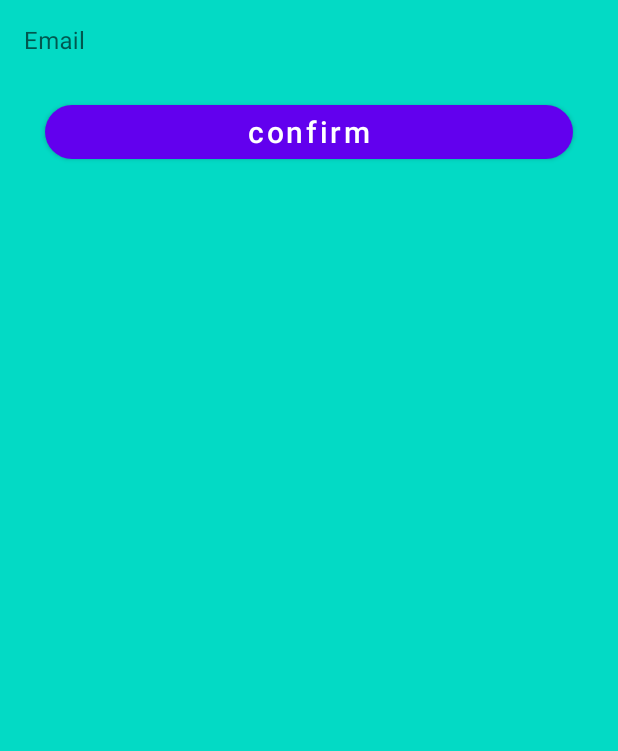
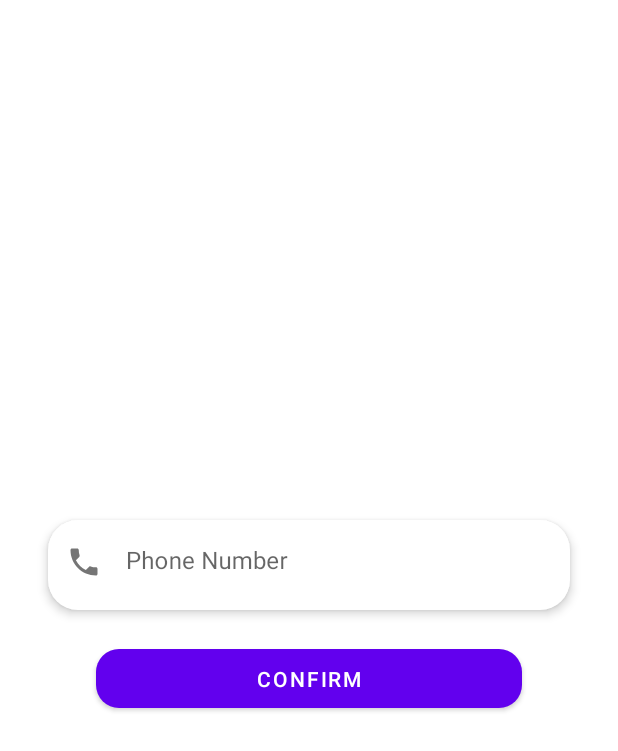
Before and after one commit to amirAHS2000/Pharmacy-Android, an Android app: the ForgetPasswordFragment screen opened through its navigation route, on a phone screen of 412 x 824 dp. Shown: the top 751 px of the screen. Run offline under Robolectric (Android 15) with nearby library versions, the phone set to English and light mode, and no system bars; our stand-ins replace Dagger/Hilt's generated code, data binding.

Commit message:
util response functions + forgot password redesigned + gradle kotlin plugin updated

```diff
--- a/app/build.gradle
+++ b/app/build.gradle
@@ -45,6 +45,7 @@ dependencies {
     implementation 'com.google.android.material:material:1.4.0'
     implementation 'androidx.constraintlayout:constraintlayout:2.1.2'
     implementation 'androidx.annotation:annotation:1.2.0'
+    implementation 'androidx.legacy:legacy-support-v4:1.0.0'
     testImplementation 'junit:junit:4.+'
     androidTestImplementation 'androidx.test.ext:junit:1.1.3'
     androidTestImplementation 'androidx.test.espresso:espresso-core:3.4.0'
--- a/app/src/main/java/com/example/pharmacyapp/data/RemoteDataSource.kt
+++ b/app/src/main/java/com/example/pharmacyapp/data/RemoteDataSource.kt
@@ -1,9 +1,10 @@
 package com.example.pharmacyapp.data
 
+import com.example.pharmacyapp.data.network.PharmacyApi
 import com.example.pharmacyapp.model.Category
 import com.example.pharmacyapp.model.Medicine
-import com.example.pharmacyapp.data.network.PharmacyApi
 import com.example.pharmacyapp.model.User
+import com.example.pharmacyapp.network.models.LoginResponse
 import com.example.pharmacyapp.network.models.UserAndToken
 import retrofit2.Response
 import javax.inject.Inject
@@ -11,8 +12,7 @@ import javax.inject.Inject
 class RemoteDataSource @Inject constructor(
     private val pharmacyApi: PharmacyApi
 ) {
-    //login and sign-up
-    suspend fun login(phoneNumber: String, password: String): Response<UserAndToken> {
+    suspend fun login(phoneNumber: String, password: String): Response<LoginResponse> {
         return pharmacyApi.login(phoneNumber, password)
     }
 
--- a/app/src/main/java/com/example/pharmacyapp/data/network/PharmacyApi.kt
+++ b/app/src/main/java/com/example/pharmacyapp/data/network/PharmacyApi.kt
@@ -3,6 +3,7 @@ package com.example.pharmacyapp.data.network
 import com.example.pharmacyapp.model.Category
 import com.example.pharmacyapp.model.Medicine
 import com.example.pharmacyapp.model.User
+import com.example.pharmacyapp.network.models.LoginResponse
 import com.example.pharmacyapp.network.models.UserAndToken
 import retrofit2.Response
 import retrofit2.http.GET
@@ -15,7 +16,7 @@ interface PharmacyApi {
     suspend fun login(
         @Query("phone") phone: String,
         @Query("password") password: String
-    ): Response<UserAndToken>
+    ): Response<LoginResponse>
 
     @POST("api/signUp")
     suspend fun signUp(
--- a/app/src/main/java/com/example/pharmacyapp/ui/fragment/prepare/forgetpassword/ForgetPasswordFragment.kt
+++ b/app/src/main/java/com/example/pharmacyapp/ui/fragment/prepare/forgetpassword/ForgetPasswordFragment.kt
@@ -4,6 +4,7 @@ import android.os.Bundle
 import android.view.LayoutInflater
 import android.view.View
 import android.view.ViewGroup
+import androidx.core.widget.doOnTextChanged
 import androidx.databinding.DataBindingUtil
 import androidx.fragment.app.Fragment
 import androidx.lifecycle.ViewModelProvider
@@ -26,7 +27,7 @@ class ForgetPasswordFragment : Fragment() {
     override fun onCreateView(
         inflater: LayoutInflater,
         container: ViewGroup?,
-        savedInstanceState: Bundle?
+        savedInstanceState: Bundle?,
     ): View? {
 
         binding =
@@ -35,10 +36,45 @@ class ForgetPasswordFragment : Fragment() {
         binding.lifecycleOwner = this
         binding.viewModel = viewModel
 
-        binding.confirmButton.setOnClickListener {
-            findNavController().navigate(R.id.action_forgetPasswordFragment_to_loginFragment)
+        return binding.root
+    }
+
+    override fun onViewCreated(view: View, savedInstanceState: Bundle?) {
+        super.onViewCreated(view, savedInstanceState)
+
+        binding.phoneInputLayoutForgotPassword.apply {
+            editText?.doOnTextChanged { text, _, _, _ ->
+                if (text?.isEmpty() != true && error == getString(R.string.phone_empty_error)) {
+                    isErrorEnabled = false
+                    error = ""
+                }
+            }
         }
 
-        return binding.root
+        binding.confirmButton.setOnClickListener {
+            binding.phoneInputLayoutForgotPassword.apply {
+                if (editText?.text?.isEmpty() == true) {
+                    isErrorEnabled = true
+                    error = getString(R.string.phone_empty_error)
+                } else {
+                    val phone = editText!!.text.toString()
+                    val user = viewModel.onFindUser(phone)
+                    if (user) {
+                        viewModel.onNavigateToSetNewPassword()
+                    } else {
+                        isErrorEnabled = true
+                        error = getString(R.string.no_user_founded)
+                    }
+                }
+            }
+        }
+
+        viewModel.navigateToSetNewPassword.observe(viewLifecycleOwner) {
+            it?.let {
+                //findNavController().navigate(R.id.action_forgetPasswordFragment_to_loginFragment)
+                findNavController().navigate(R.id.action_forgetPasswordFragment_to_setNewPasswordFragment)
+                viewModel.onNavigateToSetNewPasswordDone()
+            }
+        }
     }
 }
--- a/app/src/main/java/com/example/pharmacyapp/ui/fragment/prepare/forgetpassword/ForgetPasswordViewModel.kt
+++ b/app/src/main/java/com/example/pharmacyapp/ui/fragment/prepare/forgetpassword/ForgetPasswordViewModel.kt
@@ -2,6 +2,8 @@ package com.example.pharmacyapp.ui.fragment.prepare.forgetpassword
 
 import android.app.Application
 import androidx.lifecycle.AndroidViewModel
+import androidx.lifecycle.LiveData
+import androidx.lifecycle.MutableLiveData
 import com.example.pharmacyapp.data.Repository
 import dagger.hilt.android.lifecycle.HiltViewModel
 import javax.inject.Inject
@@ -9,8 +11,22 @@ import javax.inject.Inject
 @HiltViewModel
 class ForgetPasswordViewModel @Inject constructor(
     val repository: Repository,
-    application: Application
-) :
-    AndroidViewModel(application) {
+    application: Application,
+) : AndroidViewModel(application) {
 
+    private var _navigateToSetNewPassword = MutableLiveData<Boolean?>()
+    val navigateToSetNewPassword: LiveData<Boolean?>
+        get() = _navigateToSetNewPassword
+
+    fun onNavigateToSetNewPassword() {
+        _navigateToSetNewPassword.value = true
+    }
+
+    fun onNavigateToSetNewPasswordDone() {
+        _navigateToSetNewPassword.value = null
+    }
+
+    fun onFindUser(phone: String): Boolean {
+        return repository.findUserByPhone(phone)
+    }
 }
--- a/app/src/main/java/com/example/pharmacyapp/ui/fragment/prepare/login/LoginViewModel.kt
+++ b/app/src/main/java/com/example/pharmacyapp/ui/fragment/prepare/login/LoginViewModel.kt
@@ -4,8 +4,12 @@ import android.app.Application
 import androidx.lifecycle.AndroidViewModel
 import androidx.lifecycle.LiveData
 import androidx.lifecycle.MutableLiveData
+import androidx.lifecycle.viewModelScope
 import com.example.pharmacyapp.data.Repository
+import com.example.pharmacyapp.network.models.LoginResponse
 import dagger.hilt.android.lifecycle.HiltViewModel
+import kotlinx.coroutines.Dispatchers
+import kotlinx.coroutines.launch
 import javax.inject.Inject
 
 @HiltViewModel
@@ -26,7 +30,11 @@ class LoginViewModel @Inject constructor(
     val navigateToSignUp: LiveData<Boolean?>
         get() = _navigateToSignUp
 
-    private fun onNavigateToMain() {
+    private var _loginResponse = MutableLiveData<LoginResponse?>()
+    val loginResponse: LiveData<LoginResponse?>
+        get() = _loginResponse
+
+    fun onNavigateToMain() {
         _navigateToMain.value = true
     }
 
@@ -51,7 +59,9 @@ class LoginViewModel @Inject constructor(
     }
 
     fun onLogin(phone: String, password: String) {
-        //rep.Login => if true login else error
+//        viewModelScope.launch(Dispatchers.IO) {
+//            _loginResponse.value = repository.login(phone, password)
+//        }
         onNavigateToMain()
     }
 }
--- a/app/src/main/res/layout/fragment_forget_password.xml
+++ b/app/src/main/res/layout/fragment_forget_password.xml
@@ -1,6 +1,7 @@
 <?xml version="1.0" encoding="utf-8"?>
 <layout xmlns:android="http://schemas.android.com/apk/res/android"
-    xmlns:app="http://schemas.android.com/apk/res-auto">
+    xmlns:app="http://schemas.android.com/apk/res-auto"
+    xmlns:tools="http://schemas.android.com/tools">
 
     <data>
 
@@ -11,47 +12,51 @@
 
     <androidx.constraintlayout.widget.ConstraintLayout
         android:layout_width="match_parent"
-        android:layout_height="match_parent"
-        android:background="@color/teal_200">
+        android:layout_height="match_parent">
 
         <com.google.android.material.textfield.TextInputLayout
-            android:id="@+id/email_input_text_container_forget_pass"
-            android:layout_width="match_parent"
+            android:id="@+id/phoneInputLayoutForgotPassword"
+            android:layout_width="0dp"
             android:layout_height="wrap_content"
-            android:background="@android:color/transparent"
-            android:hint="@string/prompt_email"
+            android:layout_marginStart="32dp"
+            android:layout_marginEnd="32dp"
+            android:layout_marginBottom="4dp"
+            android:background="@drawable/shape_rounded_corner"
+            android:elevation="4dp"
+            android:hint="@string/phone_number"
             app:boxStrokeWidth="0dp"
             app:boxStrokeWidthFocused="0dp"
-            app:hintTextColor="@color/black"
+            app:layout_constraintBottom_toTopOf="@+id/confirmButton"
             app:layout_constraintEnd_toEndOf="parent"
+            app:layout_constraintHorizontal_bias="0.5"
             app:layout_constraintStart_toStartOf="parent"
-            app:layout_constraintTop_toTopOf="parent">
+            app:layout_constraintTop_toTopOf="parent"
+            app:layout_constraintVertical_chainStyle="packed"
+            app:startIconDrawable="@drawable/ic_baseline_phone_24">
 
             <com.google.android.material.textfield.TextInputEditText
-                android:id="@+id/user_email_forget_pass"
                 android:layout_width="match_parent"
                 android:layout_height="match_parent"
                 android:background="@android:color/transparent"
-                android:inputType="textEmailAddress"
-                android:textColor="@color/black" />
+                android:inputType="phone" />
 
         </com.google.android.material.textfield.TextInputLayout>
 
         <com.google.android.material.button.MaterialButton
-            android:id="@+id/confirm_button"
-            android:layout_width="match_parent"
+            android:id="@+id/confirmButton"
+            android:layout_width="0dp"
             android:layout_height="wrap_content"
-            android:layout_marginStart="30dp"
-            android:layout_marginTop="8dp"
-            android:layout_marginEnd="30dp"
+            android:layout_marginStart="32dp"
+            android:layout_marginTop="16dp"
+            android:layout_marginEnd="32dp"
+            android:padding="10dp"
             android:text="@string/confirm_text_btn"
-            android:textAllCaps="false"
-            android:textColor="@color/white"
-            android:textSize="20sp"
-            app:cornerRadius="30dp"
-            app:layout_constraintEnd_toEndOf="parent"
-            app:layout_constraintStart_toStartOf="parent"
-            app:layout_constraintTop_toBottomOf="@+id/email_input_text_container_forget_pass" />
+            app:cornerRadius="15dp"
+            app:layout_constraintBottom_toBottomOf="parent"
+            app:layout_constraintEnd_toEndOf="@+id/phoneInputLayoutForgotPassword"
+            app:layout_constraintHorizontal_bias="0.5"
+            app:layout_constraintStart_toStartOf="@+id/phoneInputLayoutForgotPassword"
+            app:layout_constraintTop_toBottomOf="@+id/phoneInputLayoutForgotPassword" />
 
     </androidx.constraintlayout.widget.ConstraintLayout>
 </layout>
--- a/app/src/main/res/layout/fragment_login.xml
+++ b/app/src/main/res/layout/fragment_login.xml
@@ -17,7 +17,7 @@
 
         <androidx.constraintlayout.widget.ConstraintLayout
             android:layout_width="match_parent"
-            android:layout_height="match_parent">
+            android:layout_height="wrap_content">
 
             <com.google.android.material.textfield.TextInputLayout
                 android:id="@+id/phoneInputLayout"
--- a/app/src/main/res/navigation/prepare_nav_graph.xml
+++ b/app/src/main/res/navigation/prepare_nav_graph.xml
@@ -26,6 +26,9 @@
         <action
             android:id="@+id/action_forgetPasswordFragment_to_loginFragment"
             app:destination="@id/loginFragment" />
+        <action
+            android:id="@+id/action_forgetPasswordFragment_to_setNewPasswordFragment"
+            app:destination="@id/setNewPasswordFragment" />
     </fragment>
     <fragment
         android:id="@+id/signUpFragment"
@@ -37,4 +40,13 @@
             app:destination="@id/loginFragment"
             app:popUpTo="@id/prepare_nav_graph" />
     </fragment>
+    <fragment
+        android:id="@+id/setNewPasswordFragment"
+        android:name="com.example.pharmacyapp.ui.fragment.prepare.setNewPassword.SetNewPasswordFragment"
+        android:label="SetNewPasswordFragment"
+        tools:layout="@layout/set_new_password_fragment">
+        <action
+            android:id="@+id/action_setNewPasswordFragment_to_loginFragment"
+            app:destination="@id/loginFragment" />
+    </fragment>
 </navigation>
--- a/app/src/main/res/values/strings.xml
+++ b/app/src/main/res/values/strings.xml
@@ -49,4 +49,7 @@
     <string name="non_meds_text_label">Non Meds</string>
     <string name="medicine_list_item_description">medicine list item description</string>
     <string name="search_text">Search</string>
+    <string name="no_user_founded">No User With This Phone Number Founded</string>
+    <string name="set_new_password">Set New Password</string>
+    <string name="new_password">New Password</string>
 </resources>
--- a/build.gradle
+++ b/build.gradle
@@ -6,12 +6,11 @@ buildscript {
     repositories {
         google()
         mavenCentral()
-        jcenter()
     }
     ext.hilt_version = '2.40'
     dependencies {
         classpath "com.android.tools.build:gradle:7.0.3"
-        classpath "org.jetbrains.kotlin:kotlin-gradle-plugin:1.5.31"
+        classpath 'org.jetbrains.kotlin:kotlin-gradle-plugin:1.6.0'
         classpath "com.google.dagger:hilt-android-gradle-plugin:$hilt_version"
 
         // NOTE: Do not place your application dependencies here; they belong
```
Also changed, not shown: app/src/main/java/com/example/pharmacyapp/data/Repository.kt (+14 -2 lines), app/src/main/java/com/example/pharmacyapp/ui/fragment/home/HomeViewModel.kt (+39 -38 lines), app/src/main/java/com/example/pharmacyapp/ui/fragment/prepare/login/LoginFragment.kt (+11 -0 lines), app/src/main/java/com/example/pharmacyapp/ui/fragment/prepare/setNewPassword/SetNewPasswordFragment.kt (added, +40 -0 lines), app/src/main/java/com/example/pharmacyapp/ui/fragment/prepare/setNewPassword/SetNewPasswordViewModel.kt (added, +15 -0 lines), app/src/main/java/com/example/pharmacyapp/util/ExtentionFunctions.kt (added, +13 -0 lines), app/src/main/java/com/example/pharmacyapp/util/UtilFunctions.kt (added, +21 -0 lines), app/src/main/res/layout/set_new_password_fragment.xml (added, +86 -0 lines).
